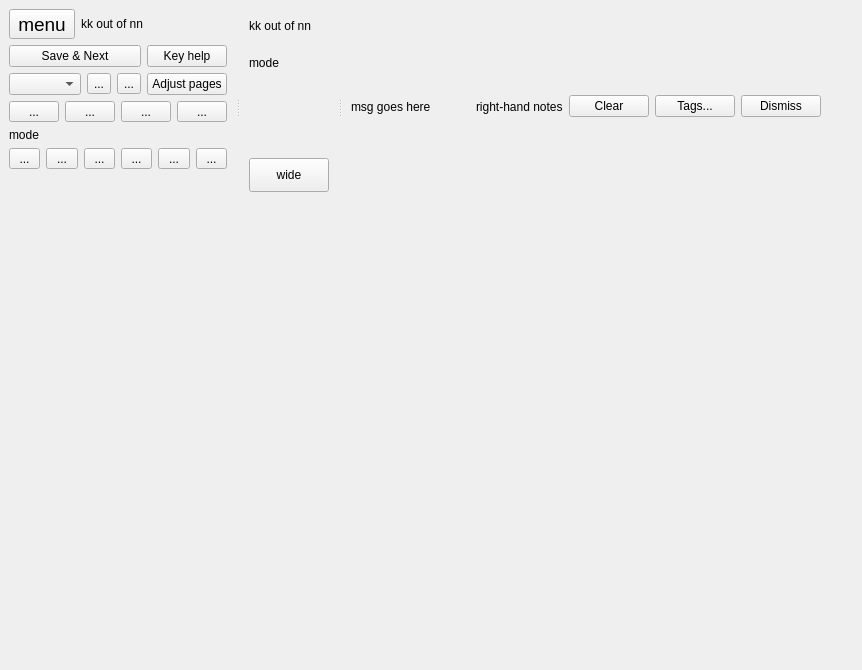
Qt form plomclient/client/ui_files/annotator.ui (plomgrading/plom-client) before a commit.
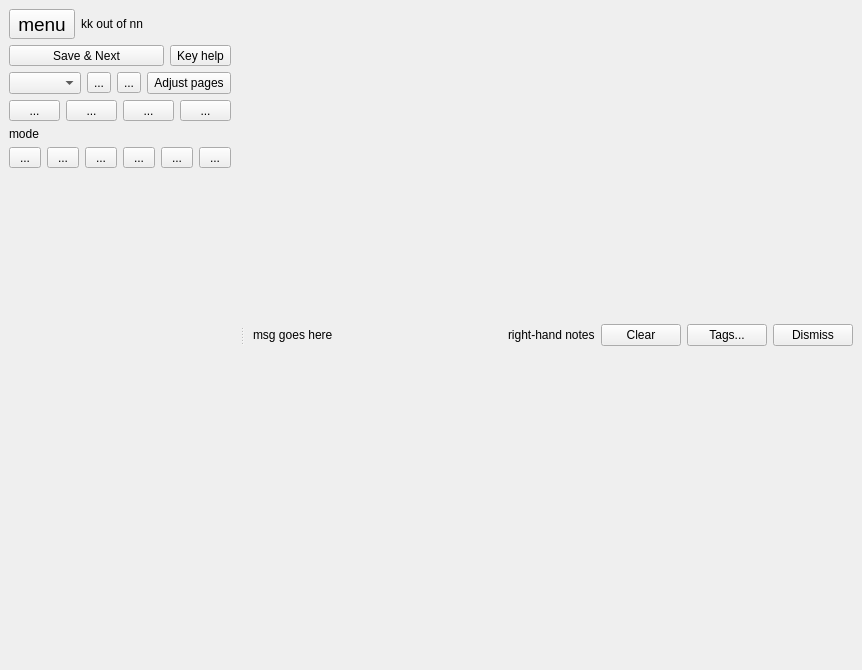
The same form after that commit.

Commit message: Remove the old narrow copy of the bar in favour of resizing

The edit to the form file:
```diff
--- a/plomclient/client/ui_files/annotator.ui
+++ b/plomclient/client/ui_files/annotator.ui
@@ -20,15 +20,21 @@
   <property name="windowTitle">
    <string>Annotate paper</string>
   </property>
+  <layout class="QHBoxLayout" name="horizontalLayout">
+   <property name="leftMargin">
+    <number>0</number>
+   </property>
+   <property name="topMargin">
+    <number>0</number>
+   </property>
+   <property name="rightMargin">
+    <number>0</number>
+   </property>
+   <property name="bottomMargin">
+    <number>0</number>
+   </property>
+   <item>
   <widget class="QSplitter" name="splitter">
-   <property name="geometry">
-    <rect>
-     <x>0</x>
-     <y>0</y>
-     <width>830</width>
-     <height>213</height>
-    </rect>
-   </property>
    <property name="orientation">
     <enum>Qt::Orientation::Horizontal</enum>
    </property>
@@ -127,7 +133,7 @@
            </widget>
           </item>
           <item>
-           <widget class="QPushButton" name="helpButton">
+             <widget class="QToolButton" name="helpButton">
             <property name="sizePolicy">
              <sizepolicy hsizetype="Expanding" vsizetype="Expanding">
               <horstretch>0</horstretch>
@@ -207,7 +213,7 @@
            </widget>
           </item>
           <item>
-           <widget class="QPushButton" name="rearrangePagesButton">
+             <widget class="QToolButton" name="rearrangePagesButton">
             <property name="sizePolicy">
              <sizepolicy hsizetype="MinimumExpanding" vsizetype="MinimumExpanding">
               <horstretch>2</horstretch>
@@ -503,143 +509,6 @@
      </item>
     </layout>
    </widget>
-   <widget class="QFrame" name="revealBox0">
-    <property name="frameShape">
-     <enum>QFrame::Shape::NoFrame</enum>
-    </property>
-    <layout class="QVBoxLayout" name="verticalLayout_2">
-     <item>
-      <widget class="QFrame" name="revealBox1">
-       <property name="sizePolicy">
-        <sizepolicy hsizetype="Preferred" vsizetype="Minimum">
-         <horstretch>0</horstretch>
-         <verstretch>0</verstretch>
-        </sizepolicy>
-       </property>
-       <property name="frameShape">
-        <enum>QFrame::Shape::NoFrame</enum>
-       </property>
-       <layout class="QGridLayout" name="revealLayout">
-        <property name="leftMargin">
-         <number>0</number>
-        </property>
-        <property name="topMargin">
-         <number>0</number>
-        </property>
-        <property name="rightMargin">
-         <number>0</number>
-        </property>
-        <property name="bottomMargin">
-         <number>0</number>
-        </property>
-        <property name="spacing">
-         <number>3</number>
-        </property>
-        <item row="1" column="0">
-         <widget class="QLabel" name="narrowMarkLabel">
-          <property name="sizePolicy">
-           <sizepolicy hsizetype="Preferred" vsizetype="Fixed">
-            <horstretch>1</horstretch>
-            <verstretch>0</verstretch>
-           </sizepolicy>
-          </property>
-          <property name="minimumSize">
-           <size>
-            <width>0</width>
-            <height>34</height>
-           </size>
-          </property>
-          <property name="frameShape">
-           <enum>QFrame::Shape::NoFrame</enum>
-          </property>
-          <property name="text">
-           <string>kk out of nn</string>
-          </property>
-         </widget>
-        </item>
-        <item row="2" column="0">
-         <widget class="QLabel" name="narrowModeLabel">
-          <property name="sizePolicy">
-           <sizepolicy hsizetype="Preferred" vsizetype="Fixed">
-            <horstretch>1</horstretch>
-            <verstretch>0</verstretch>
-           </sizepolicy>
-          </property>
-          <property name="minimumSize">
-           <size>
-            <width>0</width>
-            <height>34</height>
-           </size>
-          </property>
-          <property name="frameShape">
-           <enum>QFrame::Shape::NoFrame</enum>
-          </property>
-          <property name="text">
-           <string>mode</string>
-          </property>
-         </widget>
-        </item>
-        <item row="5" column="0">
-         <widget class="QPushButton" name="wideButton">
-          <property name="minimumSize">
-           <size>
-            <width>0</width>
-            <height>34</height>
-           </size>
-          </property>
-          <property name="text">
-           <string>wide</string>
-          </property>
-         </widget>
-        </item>
-        <item row="4" column="0">
-         <spacer name="verticalSpacer">
-          <property name="orientation">
-           <enum>Qt::Orientation::Vertical</enum>
-          </property>
-          <property name="sizeHint" stdset="0">
-           <size>
-            <width>20</width>
-            <height>40</height>
-           </size>
-          </property>
-         </spacer>
-        </item>
-       </layout>
-      </widget>
-     </item>
-     <item>
-      <widget class="QFrame" name="revealBox2">
-       <property name="sizePolicy">
-        <sizepolicy hsizetype="Preferred" vsizetype="Minimum">
-         <horstretch>0</horstretch>
-         <verstretch>0</verstretch>
-        </sizepolicy>
-       </property>
-       <property name="frameShape">
-        <enum>QFrame::Shape::NoFrame</enum>
-       </property>
-       <layout class="QVBoxLayout" name="revealLayout2">
-        <property name="spacing">
-         <number>3</number>
-        </property>
-        <property name="leftMargin">
-         <number>3</number>
-        </property>
-        <property name="topMargin">
-         <number>3</number>
-        </property>
-        <property name="rightMargin">
-         <number>3</number>
-        </property>
-        <property name="bottomMargin">
-         <number>3</number>
-        </property>
-       </layout>
-      </widget>
-     </item>
-    </layout>
-   </widget>
    <widget class="QFrame" name="pageFrame">
     <property name="sizePolicy">
      <sizepolicy hsizetype="Preferred" vsizetype="Preferred">
@@ -744,6 +613,8 @@
     </layout>
    </widget>
   </widget>
+   </item>
+  </layout>
  </widget>
  <resources/>
  <connections/>
```
Left out of the diff: 4 changed lines with no effect on the pictures. Lines whose indentation alone changed are shown as unchanged. The commit also changes 3 other files.
